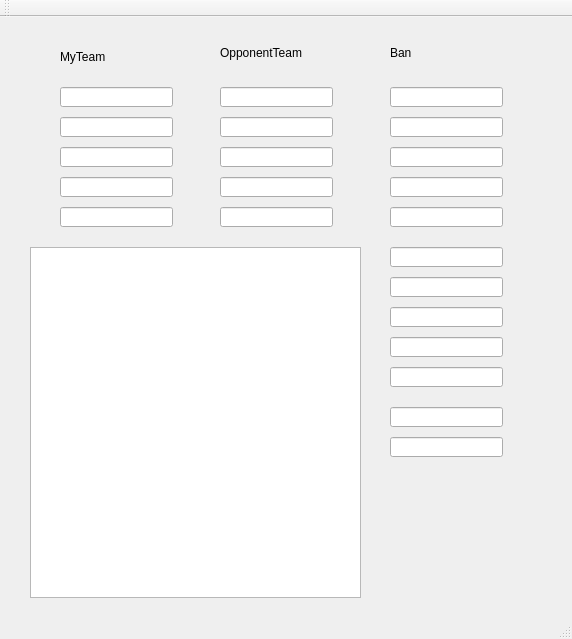
Above: QtGuiApplication1/DotaBPMainWindow.ui from jiazhipeng03/DotaBPHelper before the change. Below: the same form after it.
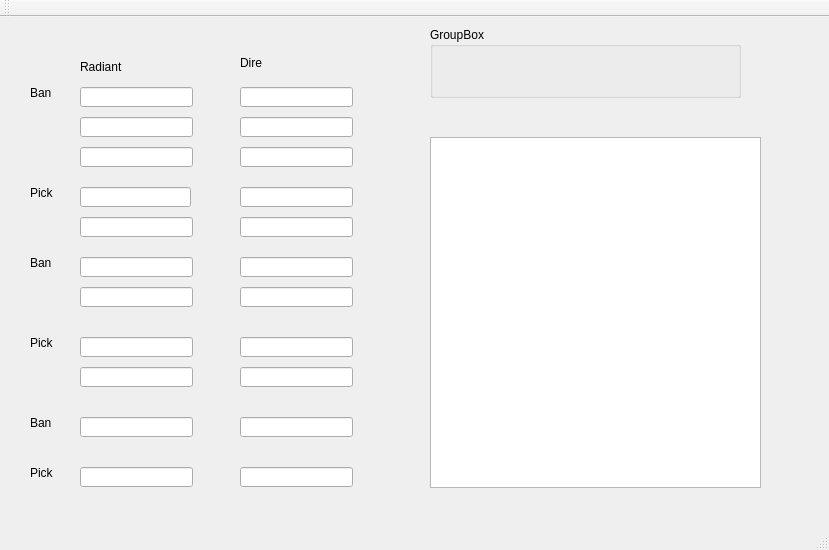
That is the form after the change.

Patch:
```diff
--- a/QtGuiApplication1/DotaBPMainWindow.ui
+++ b/QtGuiApplication1/DotaBPMainWindow.ui
@@ -6,8 +6,8 @@
    <rect>
     <x>0</x>
     <y>0</y>
-    <width>572</width>
-    <height>639</height>
+    <width>829</width>
+    <height>550</height>
    </rect>
   </property>
   <property name="windowTitle">
@@ -17,9 +17,9 @@
    <widget class="QLineEdit" name="lineEdit_My1">
     <property name="geometry">
      <rect>
-      <x>60</x>
-      <y>70</y>
-      <width>113</width>
+      <x>80</x>
+      <y>170</y>
+      <width>111</width>
       <height>20</height>
      </rect>
     </property>
@@ -27,8 +27,8 @@
    <widget class="QLineEdit" name="lineEdit_Op1">
     <property name="geometry">
      <rect>
-      <x>220</x>
-      <y>70</y>
+      <x>240</x>
+      <y>170</y>
       <width>113</width>
       <height>20</height>
      </rect>
@@ -37,8 +37,8 @@
    <widget class="QLineEdit" name="lineEdit_My2">
     <property name="geometry">
      <rect>
-      <x>60</x>
-      <y>100</y>
+      <x>80</x>
+      <y>200</y>
       <width>113</width>
       <height>20</height>
      </rect>
@@ -47,34 +47,34 @@
    <widget class="QLabel" name="label">
     <property name="geometry">
      <rect>
-      <x>60</x>
-      <y>30</y>
+      <x>80</x>
+      <y>40</y>
       <width>71</width>
       <height>20</height>
      </rect>
     </property>
     <property name="text">
-     <string>MyTeam</string>
+     <string>Radiant</string>
     </property>
    </widget>
    <widget class="QLabel" name="label_2">
     <property name="geometry">
      <rect>
-      <x>220</x>
-      <y>20</y>
+      <x>240</x>
+      <y>30</y>
       <width>101</width>
       <height>31</height>
      </rect>
     </property>
     <property name="text">
-     <string>OpponentTeam</string>
+     <string>Dire</string>
     </property>
    </widget>
    <widget class="QLineEdit" name="lineEdit_Op2">
     <property name="geometry">
      <rect>
-      <x>220</x>
-      <y>100</y>
+      <x>240</x>
+      <y>200</y>
       <width>113</width>
       <height>20</height>
      </rect>
@@ -83,8 +83,8 @@
    <widget class="QLineEdit" name="lineEdit_My3">
     <property name="geometry">
      <rect>
-      <x>60</x>
-      <y>130</y>
+      <x>80</x>
+      <y>320</y>
       <width>113</width>
       <height>20</height>
      </rect>
@@ -93,8 +93,8 @@
    <widget class="QLineEdit" name="lineEdit_Op3">
     <property name="geometry">
      <rect>
-      <x>220</x>
-      <y>130</y>
+      <x>240</x>
+      <y>320</y>
       <width>113</width>
       <height>20</height>
      </rect>
@@ -103,8 +103,8 @@
    <widget class="QLineEdit" name="lineEdit_My4">
     <property name="geometry">
      <rect>
-      <x>60</x>
-      <y>160</y>
+      <x>80</x>
+      <y>350</y>
       <width>113</width>
       <height>20</height>
      </rect>
@@ -113,8 +113,8 @@
    <widget class="QLineEdit" name="lineEdit_Op4">
     <property name="geometry">
      <rect>
-      <x>220</x>
-      <y>160</y>
+      <x>240</x>
+      <y>350</y>
       <width>113</width>
       <height>20</height>
      </rect>
@@ -123,8 +123,8 @@
    <widget class="QLineEdit" name="lineEdit_My5">
     <property name="geometry">
      <rect>
-      <x>60</x>
-      <y>190</y>
+      <x>80</x>
+      <y>450</y>
       <width>113</width>
       <height>20</height>
      </rect>
@@ -133,8 +133,8 @@
    <widget class="QLineEdit" name="lineEdit_Op5">
     <property name="geometry">
      <rect>
-      <x>220</x>
-      <y>190</y>
+      <x>240</x>
+      <y>450</y>
       <width>113</width>
       <height>20</height>
      </rect>
@@ -143,12 +143,15 @@
    <widget class="QLineEdit" name="lineEdit_Ban2">
     <property name="geometry">
      <rect>
-      <x>390</x>
+      <x>80</x>
       <y>100</y>
       <width>113</width>
       <height>20</height>
      </rect>
     </property>
+    <property name="autoFillBackground">
+     <bool>false</bool>
+    </property>
     <property name="text">
      <string/>
     </property>
@@ -156,12 +159,15 @@
    <widget class="QLineEdit" name="lineEdit_Ban5">
     <property name="geometry">
      <rect>
-      <x>390</x>
-      <y>190</y>
+      <x>240</x>
+      <y>100</y>
       <width>113</width>
       <height>20</height>
      </rect>
     </property>
+    <property name="autoFillBackground">
+     <bool>false</bool>
+    </property>
     <property name="text">
      <string/>
     </property>
@@ -169,38 +175,31 @@
    <widget class="QLineEdit" name="lineEdit_Ban3">
     <property name="geometry">
      <rect>
-      <x>390</x>
+      <x>80</x>
       <y>130</y>
       <width>113</width>
       <height>20</height>
      </rect>
     </property>
+    <property name="autoFillBackground">
+     <bool>false</bool>
+    </property>
     <property name="text">
      <string/>
     </property>
    </widget>
-   <widget class="QLabel" name="label_3">
+   <widget class="QLineEdit" name="lineEdit_DireBan1">
     <property name="geometry">
      <rect>
-      <x>390</x>
-      <y>20</y>
-      <width>101</width>
-      <height>31</height>
-     </rect>
-    </property>
-    <property name="text">
-     <string>Ban</string>
-    </property>
-   </widget>
-   <widget class="QLineEdit" name="lineEdit_Ban4">
-    <property name="geometry">
-     <rect>
-      <x>390</x>
-      <y>160</y>
+      <x>240</x>
+      <y>70</y>
       <width>113</width>
       <height>20</height>
      </rect>
     </property>
+    <property name="autoFillBackground">
+     <bool>false</bool>
+    </property>
     <property name="text">
      <string/>
     </property>
@@ -208,12 +207,15 @@
    <widget class="QLineEdit" name="lineEdit_Ban1">
     <property name="geometry">
      <rect>
-      <x>390</x>
+      <x>80</x>
       <y>70</y>
       <width>113</width>
       <height>20</height>
      </rect>
     </property>
+    <property name="autoFillBackground">
+     <bool>false</bool>
+    </property>
     <property name="text">
      <string/>
     </property>
@@ -221,8 +223,8 @@
    <widget class="QLineEdit" name="lineEdit_Ban7">
     <property name="geometry">
      <rect>
-      <x>390</x>
-      <y>260</y>
+      <x>80</x>
+      <y>240</y>
       <width>113</width>
       <height>20</height>
      </rect>
@@ -234,8 +236,8 @@
    <widget class="QLineEdit" name="lineEdit_Ban9">
     <property name="geometry">
      <rect>
-      <x>390</x>
-      <y>320</y>
+      <x>240</x>
+      <y>240</y>
       <width>113</width>
       <height>20</height>
      </rect>
@@ -247,8 +249,8 @@
    <widget class="QLineEdit" name="lineEdit_Ban10">
     <property name="geometry">
      <rect>
-      <x>390</x>
-      <y>350</y>
+      <x>240</x>
+      <y>270</y>
       <width>113</width>
       <height>20</height>
      </rect>
@@ -260,8 +262,8 @@
    <widget class="QLineEdit" name="lineEdit_Ban8">
     <property name="geometry">
      <rect>
-      <x>390</x>
-      <y>290</y>
+      <x>80</x>
+      <y>270</y>
       <width>113</width>
       <height>20</height>
      </rect>
@@ -273,12 +275,15 @@
    <widget class="QLineEdit" name="lineEdit_Ban6">
     <property name="geometry">
      <rect>
-      <x>390</x>
-      <y>230</y>
+      <x>240</x>
+      <y>130</y>
       <width>113</width>
       <height>20</height>
      </rect>
     </property>
+    <property name="autoFillBackground">
+     <bool>false</bool>
+    </property>
     <property name="text">
      <string/>
     </property>
@@ -286,8 +291,8 @@
    <widget class="QLineEdit" name="lineEdit_Ban11">
     <property name="geometry">
      <rect>
-      <x>390</x>
-      <y>390</y>
+      <x>80</x>
+      <y>400</y>
       <width>113</width>
       <height>20</height>
      </rect>
@@ -299,8 +304,8 @@
    <widget class="QLineEdit" name="lineEdit_Ban12">
     <property name="geometry">
      <rect>
-      <x>390</x>
-      <y>420</y>
+      <x>240</x>
+      <y>400</y>
       <width>113</width>
       <height>20</height>
      </rect>
@@ -312,13 +317,122 @@
    <widget class="QTableView" name="tableView">
     <property name="geometry">
      <rect>
-      <x>30</x>
-      <y>230</y>
+      <x>430</x>
+      <y>120</y>
       <width>331</width>
       <height>351</height>
      </rect>
     </property>
    </widget>
+   <widget class="QLabel" name="label_3">
+    <property name="geometry">
+     <rect>
+      <x>30</x>
+      <y>70</y>
+      <width>54</width>
+      <height>12</height>
+     </rect>
+    </property>
+    <property name="autoFillBackground">
+     <bool>false</bool>
+    </property>
+    <property name="text">
+     <string>Ban</string>
+    </property>
+   </widget>
+   <widget class="QLabel" name="label_4">
+    <property name="geometry">
+     <rect>
+      <x>30</x>
+      <y>170</y>
+      <width>54</width>
+      <height>12</height>
+     </rect>
+    </property>
+    <property name="autoFillBackground">
+     <bool>false</bool>
+    </property>
+    <property name="text">
+     <string>Pick</string>
+    </property>
+   </widget>
+   <widget class="QLabel" name="label_5">
+    <property name="geometry">
+     <rect>
+      <x>30</x>
+      <y>240</y>
+      <width>54</width>
+      <height>12</height>
+     </rect>
+    </property>
+    <property name="autoFillBackground">
+     <bool>false</bool>
+    </property>
+    <property name="text">
+     <string>Ban</string>
+    </property>
+   </widget>
+   <widget class="QLabel" name="label_6">
+    <property name="geometry">
+     <rect>
+      <x>30</x>
+      <y>320</y>
+      <width>54</width>
+      <height>12</height>
+     </rect>
+    </property>
+    <property name="autoFillBackground">
+     <bool>false</bool>
+    </property>
+    <property name="text">
+     <string>Pick</string>
+    </property>
+   </widget>
+   <widget class="QLabel" name="label_7">
+    <property name="geometry">
+     <rect>
+      <x>30</x>
+      <y>400</y>
+      <width>54</width>
+      <height>12</height>
+     </rect>
+    </property>
+    <property name="autoFillBackground">
+     <bool>false</bool>
+    </property>
+    <property name="text">
+     <string>Ban</string>
+    </property>
+   </widget>
+   <widget class="QLabel" name="label_8">
+    <property name="geometry">
+     <rect>
+      <x>30</x>
+      <y>450</y>
+      <width>54</width>
+      <height>12</height>
+     </rect>
+    </property>
+    <property name="autoFillBackground">
+     <bool>false</bool>
+    </property>
+    <property name="text">
+     <string>Pick</string>
+    </property>
+   </widget>
+   <widget class="QGroupBox" name="groupBox">
+    <property name="geometry">
+     <rect>
+      <x>430</x>
+      <y>10</y>
+      <width>311</width>
+      <height>71</height>
+     </rect>
+    </property>
+    <property name="title">
+     <string>GroupBox</string>
+    </property>
+   </widget>
   </widget>
   <widget class="QMenuBar" name="menuBar">
    <property name="geometry">
```
Left out of the diff: 44 changed lines with no effect on the pictures.
